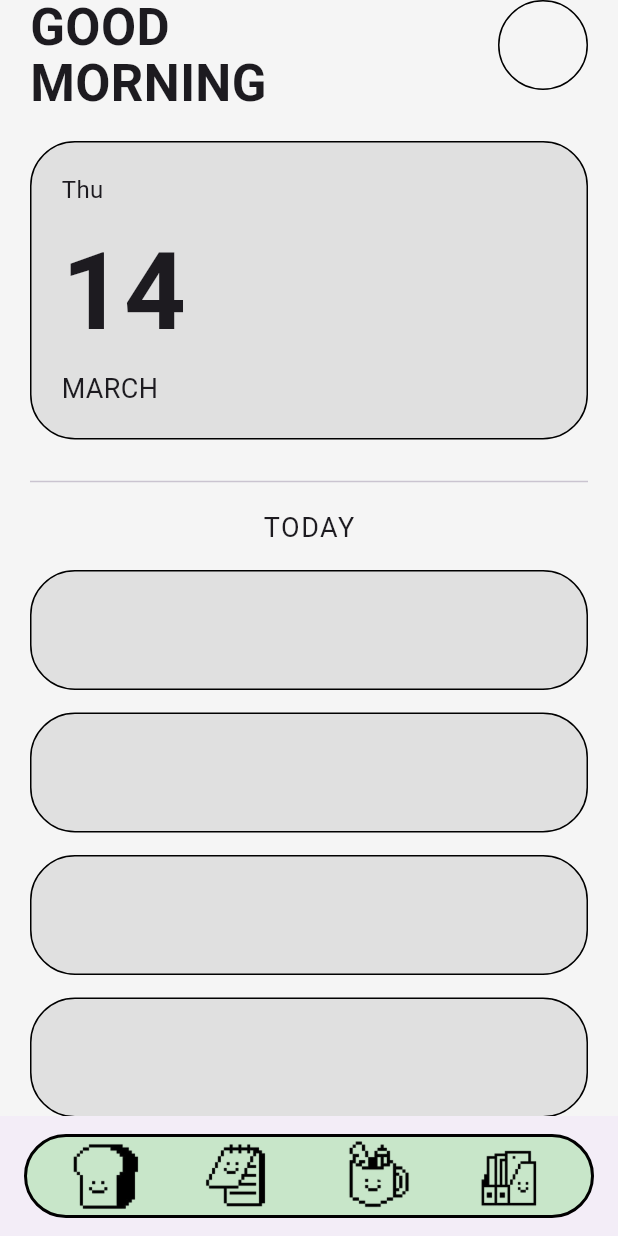
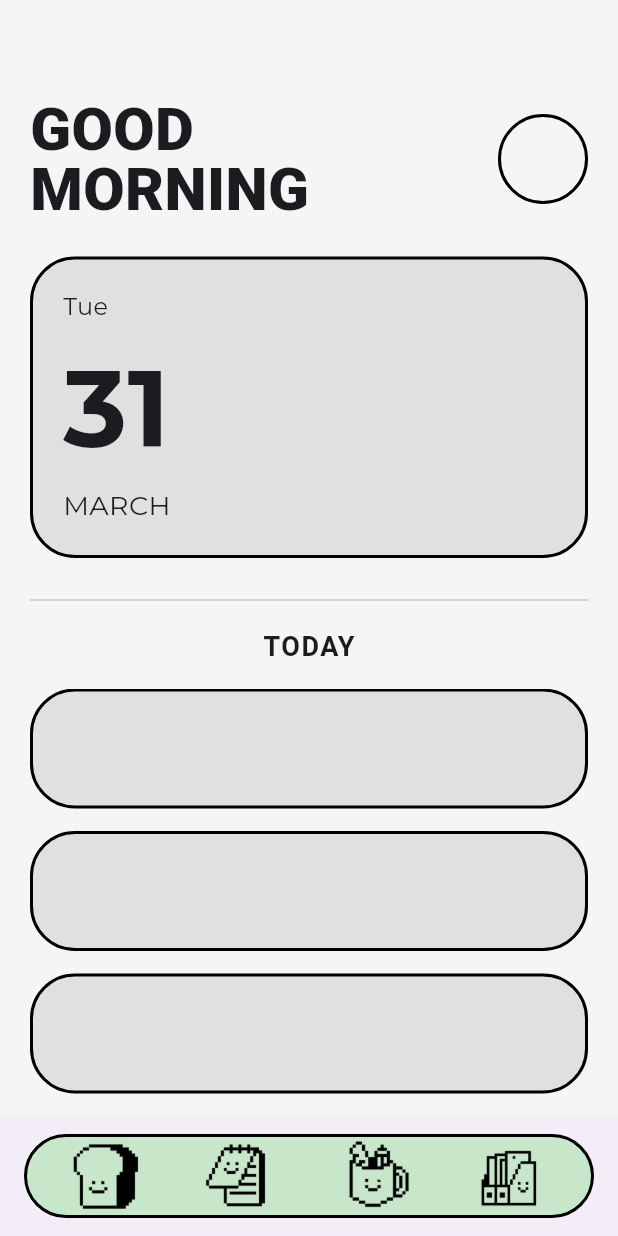
Before and after one commit to rrai23/StudyBuddy, a Flutter app: the screen it shows after launch, on a phone screen of 412 x 824 dp. Run offline on Flutter 3.47's test engine with Material 3 defaults, Android fonts, the light colour scheme and no system bars; our stand-ins replace google_fonts, hive, hive_flutter; accounts and stored records are empty.

Commit message:
homepage + notes update

```diff
--- a/studybuddy/lib/screens/homepage.dart
+++ b/studybuddy/lib/screens/homepage.dart
@@ -1,93 +1,105 @@
 import 'package:flutter/material.dart';
 import 'package:studybuddy/shared/taskbar.dart';
+import 'package:intl/intl.dart';
+import 'package:google_fonts/google_fonts.dart';
 
 class Homepage extends StatelessWidget {
   const Homepage({super.key});
 
   @override
   Widget build(BuildContext context) {
+    final now = DateTime.now();
+
+    final dayName = DateFormat('EEE').format(now);
+    final dayNumber = DateFormat('d').format(now);
+    final month = DateFormat('MMMM').format(now);
+
+    String greeting;
+    int hour = now.hour;
+
+    if (hour < 12) {
+      greeting = "GOOD\nMORNING";
+    } else if (hour < 17) {
+      greeting = "GOOD\nAFTERNOON";
+    } else {
+      greeting = "GOOD\nEVENING";
+    }
+
     return Scaffold(
       backgroundColor: const Color(0xFFF5F5F5),
 
-      /// BOTTOM TASKBAR
-      bottomNavigationBar: BottomAppBar(
-
-        child: TaskBar(),
-
+      appBar: AppBar(
+        elevation: 0,
+        backgroundColor: Colors.transparent,
+        automaticallyImplyLeading: true,
+        iconTheme: const IconThemeData(color: Colors.black),
       ),
 
-      body: SafeArea(
-        child: Padding(
+      bottomNavigationBar: BottomAppBar(
+        child: TaskBar(),
+      ),
+
+      body: Padding(
         padding: const EdgeInsets.symmetric(horizontal: 20),
         child: Column(
-            crossAxisAlignment: CrossAxisAlignment.start,
           children: [
+            const SizedBox(height: 10),
 
-              ///  TOP SECTION
             Row(
               mainAxisAlignment: MainAxisAlignment.spaceBetween,
-                crossAxisAlignment: CrossAxisAlignment.start,
-                children: [
-
-                  /// TEXT
-                  const Column(
-                    crossAxisAlignment: CrossAxisAlignment.start,
               children: [
                 Text(
-                        "GOOD",
+                  greeting,
+                  textAlign: TextAlign.start,
                   style: TextStyle(
-                          fontSize: 34,
-                          fontWeight: FontWeight.bold,
-                          height: 1.1,
+                    fontSize: 40,
+                    fontWeight: FontWeight.w900,
+                    height: 1,
                   ),
                 ),
-                      Text(
-                        "MORNING",
-                        style: TextStyle(
-                          fontSize: 34,
-                          fontWeight: FontWeight.bold,
-                          height: 1.1,
-                        ),
-                      ),
-                    ],
-                  ),
 
+                const SizedBox(width: 40),
 
                 Container(
                   width: 60,
                   height: 60,
                   decoration: BoxDecoration(
                     shape: BoxShape.circle,
-                      border: Border.all(color: Colors.black),
+                    border: Border.all(color: Colors.black, width: 2),
                   ),
                 ),
               ],
             ),
 
-              const SizedBox(height: 20),
+            const SizedBox(height: 25),
 
-              /// DATE CARD
             Container(
               width: double.infinity,
               padding: const EdgeInsets.all(20),
               decoration: BoxDecoration(
                 color: Colors.grey.shade300,
                 borderRadius: BorderRadius.circular(30),
-                  border: Border.all(color: Colors.black),
+                border: Border.all(color: Colors.black, width: 2),
               ),
-                child: const Column(
+              child: Column(
                 crossAxisAlignment: CrossAxisAlignment.start,
                 children: [
-                    Text("Thu", style: TextStyle(fontSize: 16)),
-                    SizedBox(height: 5),
                   Text(
-                      "14",
-                      style: TextStyle(
+                    dayName,
+                    style: GoogleFonts.montserrat(fontSize: 16),
+                  ),
+                  const SizedBox(height: 5),
+                  Text(
+                    dayNumber,
+                    style: GoogleFonts.montserrat(
                       fontSize: 72,
                       fontWeight: FontWeight.bold,
                     ),
                   ),
-                    Text("MARCH", style: TextStyle(fontSize: 18)),
+                  Text(
+                    month.toUpperCase(),
+                    style: GoogleFonts.montserrat(fontSize: 18),
+                  ),
                 ],
               ),
             ),
@@ -98,16 +110,17 @@ class Homepage extends StatelessWidget {
 
             const SizedBox(height: 10),
 
-              const Center(
-                child: Text(
+            Text(
               "TODAY",
-                  style: TextStyle(fontSize: 18, letterSpacing: 1),
+              style: TextStyle(
+                fontSize: 18,
+                letterSpacing: 1,
+                fontWeight: FontWeight.w600,
               ),
             ),
 
             const SizedBox(height: 15),
 
-              /// TASK LIST (SCROLLABLE)
             Expanded(
               child: ListView.builder(
                 itemCount: 5,
@@ -118,7 +131,7 @@ class Homepage extends StatelessWidget {
                     decoration: BoxDecoration(
                       color: Colors.grey.shade300,
                       borderRadius: BorderRadius.circular(30),
-                        border: Border.all(color: Colors.black),
+                      border: Border.all(color: Colors.black, width: 2),
                     ),
                   );
                 },
@@ -127,7 +140,6 @@ class Homepage extends StatelessWidget {
           ],
         ),
       ),
-      ),
     );
   }
 }
--- a/studybuddy/lib/screens/notes.dart
+++ b/studybuddy/lib/screens/notes.dart
@@ -144,7 +144,7 @@ class _HomeState extends State<Notes> {
         backgroundColor: Colors.transparent,
 
       ),
-
+      backgroundColor: const Color(0xFFF5F5F5),
       bottomNavigationBar: BottomAppBar(child: TaskBar()),
 
       body: Column(
@@ -183,7 +183,7 @@ SizedBox(width: 150,),
     icon: Icon(Icons.add, color: Colors.white),
   ),
 ),
-SizedBox(width: 20,)
+SizedBox(width: 10,)
 
             ],
           ),
--- a/studybuddy/pubspec.yaml
+++ b/studybuddy/pubspec.yaml
@@ -13,6 +13,7 @@ dependencies:
   flutter:
     sdk: flutter
   google_fonts: ^8.0.2
+  intl: ^0.19.0
 
 dev_dependencies:
   hive_generator: ^2.0.1
```
Also changed, not shown: studybuddy/pubspec.lock. Lines whose indentation alone changed are shown as unchanged.
